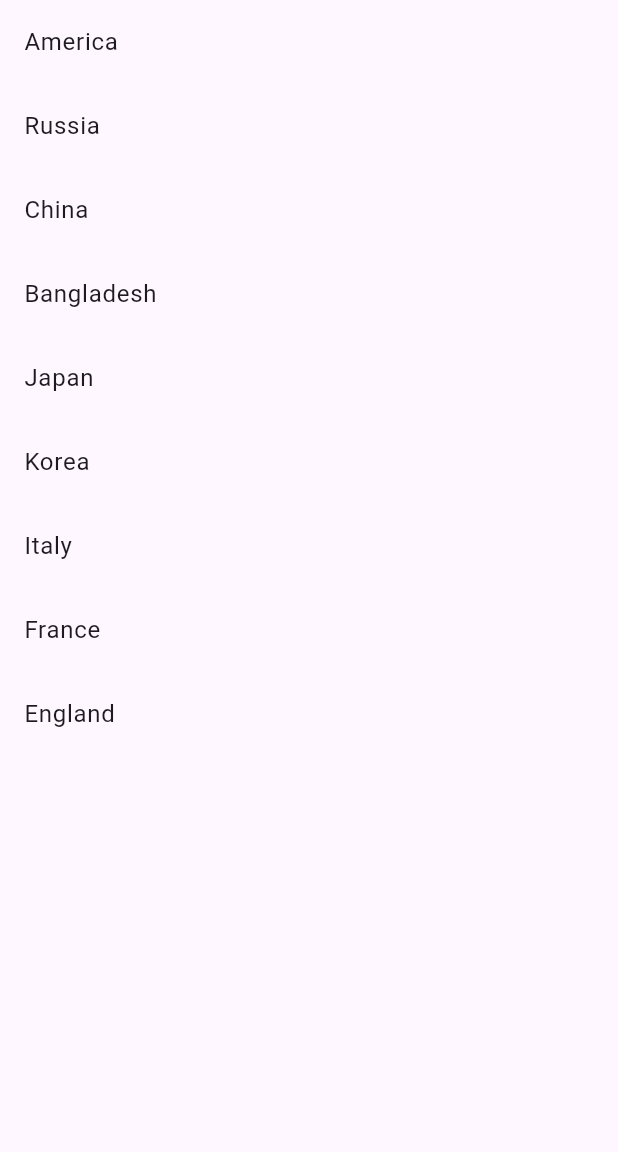
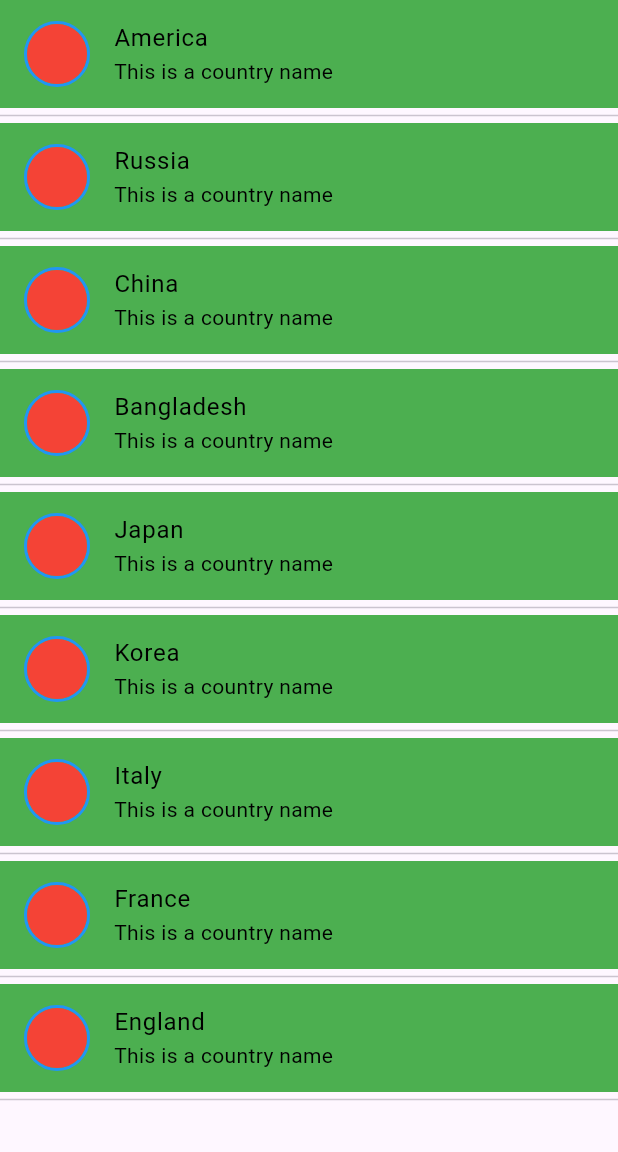
Before and after one commit to tanjilalom/Search-Bar-Widget, a Flutter app: the screen it shows after launch, on a phone screen of 412 x 824 dp, the part 84-1236 px from its top. Run offline on Flutter 3.47's test engine with Material 3 defaults, Android fonts, the phone set to English and light mode, and no system bars.

Commit message:
clean code

```diff
--- a/lib/filter_list.dart
+++ b/lib/filter_list.dart
@@ -1,6 +1,10 @@
 import 'package:flutter/material.dart';
 
 class filterlist extends StatefulWidget {
+  filterlist({
+    super.key,
+  });
+
   @override
   State<filterlist> createState() => _filterlistState();
 }
@@ -29,10 +33,6 @@ class _filterlistState extends State<filterlist> {
         title: isSearchClick
             ? Container(
                 height: 40,
-                decoration: BoxDecoration(
-                  color: Colors.white,
-                  borderRadius: BorderRadius.circular(10),
-                ),
                 child: TextField(
                   controller: _searchController,
                   onChanged: (String? value) {
@@ -42,12 +42,26 @@ class _filterlistState extends State<filterlist> {
                     });
                   },
                   decoration: InputDecoration(
-                    contentPadding: EdgeInsets.fromLTRB(16, 20, 16, 12),
+                    filled: true,
+                    fillColor: Colors.white,
+                    prefixIcon: Icon(Icons.search),
+                    contentPadding: EdgeInsets.symmetric(vertical: 4.5),
                     hintText: 'Search...',
                     hintStyle: TextStyle(
                       color: Colors.black,
                     ),
-                    border: InputBorder.none,
+                    enabledBorder: OutlineInputBorder(
+                        borderRadius: BorderRadius.circular(30),
+                        borderSide: BorderSide(color: Colors.green)),
+                    focusedBorder: OutlineInputBorder(
+                        borderRadius: BorderRadius.circular(30),
+                        borderSide: BorderSide(color: Colors.yellow)),
+                    errorBorder: OutlineInputBorder(
+                        borderRadius: BorderRadius.circular(30),
+                        borderSide: BorderSide(color: Colors.red)),
+                    focusedErrorBorder: OutlineInputBorder(
+                        borderRadius: BorderRadius.circular(30),
+                        borderSide: BorderSide(color: Colors.red)),
                   ),
                 ),
               )
@@ -71,14 +85,54 @@ class _filterlistState extends State<filterlist> {
           itemCount: items.length,
           itemBuilder: (context, index) {
             if (_searchController.text.isEmpty) {
-              return ListTile(
-                title: Text(items[index]),
+              return Column(
+                children: [
+                  ListTile(
+                    leading: Container(
+                      decoration: BoxDecoration(
+                          shape: BoxShape.circle,
+                          border: Border.all(color: Colors.blue, width: 2)),
+                      child: CircleAvatar(
+                        radius: 20,
+                        backgroundColor: Colors.red,
+                      ),
+                    ),
+                    //leading: Icon(Icons.person),
+                    iconColor: Colors.black,
+                    title: Text(items[index]),
+                    subtitle: Text('This is a country name'),
+                    textColor: Colors.black,
+                    focusColor: Colors.red,
+                    tileColor: Colors.green,
+                  ),
+                  Divider(height: 10,)
+                ],
               );
             } else if (items[index]
                 .toLowerCase()
                 .contains(search.toLowerCase())) {
-              return ListTile(
-                title: Text(items[index]),
+              return Column(
+                children: [
+                  ListTile(
+                    leading: Container(
+                      decoration: BoxDecoration(
+                          shape: BoxShape.circle,
+                          border: Border.all(color: Colors.blue, width: 2)),
+                      child: CircleAvatar(
+                        radius: 20,
+                        backgroundColor: Colors.red,
+                      ),
+                    ),
+                    //leading: Icon(Icons.person),
+                    iconColor: Colors.black,
+                    title: Text(items[index]),
+                    subtitle: Text('This is a country name'),
+                    textColor: Colors.black,
+                    focusColor: Colors.red,
+                    tileColor: Colors.green,
+                  ),
+                  Divider(height: 10,)
+                ],
               );
             } else {
               return Container();
```
Also changed, not shown: lib/dropdown_search.dart (added, +107 -0 lines), lib/main_search.dart (+26 -1 lines).
